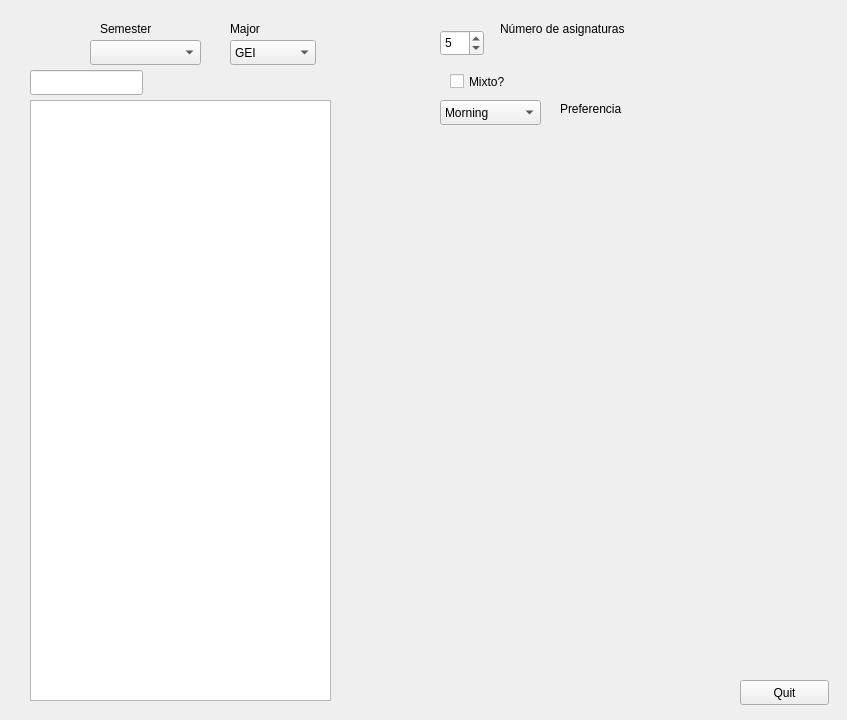
This is ui/MyForm.ui in DarkJaslo/Horaris-FIB as Qt 5 draws it before an edit. The edited form follows.
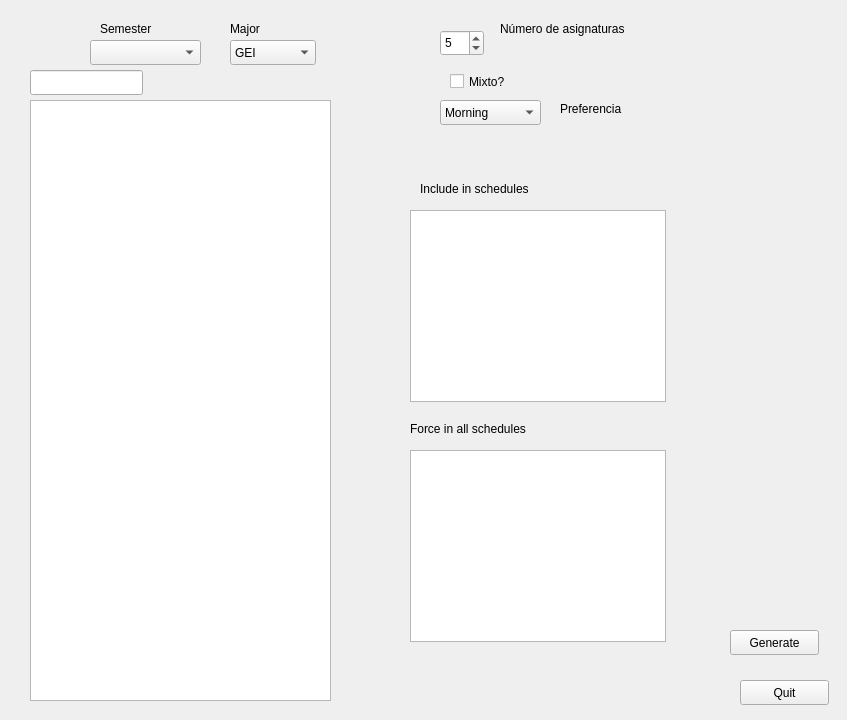
This is the edited form. Custom widgets are drawn as their Qt base class.

Commit message: functional (kind of)

The edit to the form file:
```diff
--- a/ui/MyForm.ui
+++ b/ui/MyForm.ui
@@ -193,6 +193,65 @@
     </rect>
    </property>
   </widget>
+  <widget class="QListWidget" name="listInclude">
+   <property name="geometry">
+    <rect>
+     <x>410</x>
+     <y>210</y>
+     <width>256</width>
+     <height>192</height>
+    </rect>
+   </property>
+  </widget>
+  <widget class="QListWidget" name="listAlways">
+   <property name="geometry">
+    <rect>
+     <x>410</x>
+     <y>450</y>
+     <width>256</width>
+     <height>192</height>
+    </rect>
+   </property>
+  </widget>
+  <widget class="QLabel" name="labelInclude">
+   <property name="geometry">
+    <rect>
+     <x>420</x>
+     <y>180</y>
+     <width>141</width>
+     <height>17</height>
+    </rect>
+   </property>
+   <property name="text">
+    <string>Include in schedules</string>
+   </property>
+  </widget>
+  <widget class="QLabel" name="labelAlways">
+   <property name="geometry">
+    <rect>
+     <x>410</x>
+     <y>420</y>
+     <width>151</width>
+     <height>17</height>
+    </rect>
+   </property>
+   <property name="text">
+    <string>Force in all schedules</string>
+   </property>
+  </widget>
+  <widget class="QPushButton" name="pushButtonGenerate">
+   <property name="geometry">
+    <rect>
+     <x>730</x>
+     <y>630</y>
+     <width>89</width>
+     <height>25</height>
+    </rect>
+   </property>
+   <property name="text">
+    <string>Generate</string>
+   </property>
+  </widget>
  </widget>
  <customwidgets>
   <customwidget>
```
Left out of the diff: 68 changed lines with no effect on the pictures.
